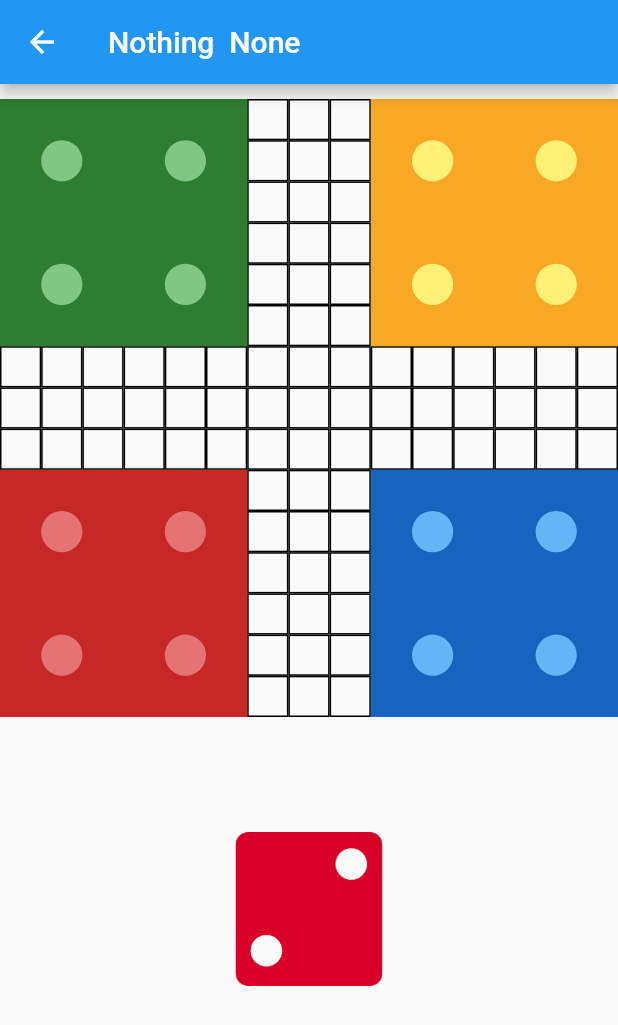
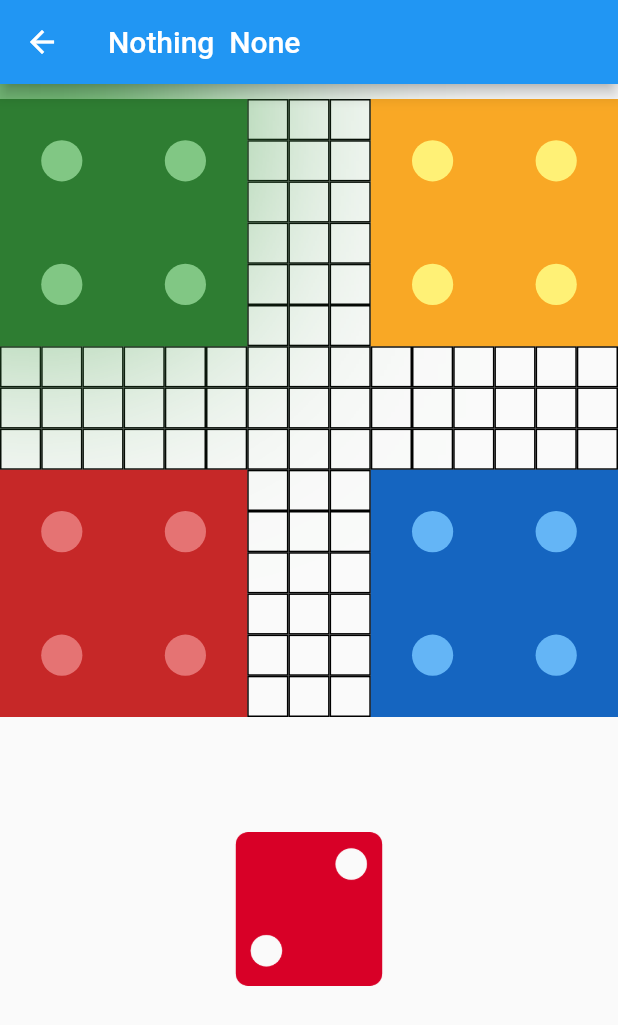
Before and after one commit to gourab98/Ludo_Flutter, a Flutter app: the screen it shows after launch, after a tap on "START", on a phone screen of 412 x 824 dp. Shown: the top 1025 px of the screen. Run offline on Flutter 3.47's test engine with Material 2 defaults, Android fonts, the phone set to English and light mode, and no system bars.

Commit message:
glowing corners in the ludo board

```diff
--- a/ludo/lib/ludo_board.dart
+++ b/ludo/lib/ludo_board.dart
@@ -20,6 +20,8 @@ class LudoBoard extends StatefulWidget {
 class _LudoBoardState extends State<LudoBoard> {
   var dice = Random();
   int number = 1;
+  int flag = 0;
+
   @override
   Widget build(BuildContext context) {
     return Scaffold(
@@ -61,6 +63,35 @@ class _LudoBoardState extends State<LudoBoard> {
                               },
                             ),
                           ),
+                          if (flag == 0)
+                            Glowing(
+                              color: Colors.green.shade600,
+                              offset: Offset(-250, -250),
+                              blurRadius: 150,
+                              spreadRadius: -30,
+                            ),
+                          if (flag == 1)
+                            Glowing(
+                                color: Colors.yellow.shade600,
+                                offset: Offset(250, -250),
+                                blurRadius: 150,
+                                spreadRadius: -30),
+                          if (flag == 2)
+                            Glowing(
+                              color: Colors.blue.shade600,
+                              offset: Offset(150, 150),
+                              spreadRadius: -130,
+                              blurRadius: 150,
+                            ),
+
+                          if (flag == 3)
+                            Glowing(
+                              color: Colors.red.shade600,
+                              offset: Offset(-150, 150),
+                              spreadRadius: -130,
+                              blurRadius: 150,
+                            ),
+
                           // LeftUp Board Color(Green)
                           CustomPaint(
                             size: Size(sizeHeight, sizeWeight),
@@ -193,6 +224,11 @@ class _LudoBoardState extends State<LudoBoard> {
               onTap: () {
                 setState(() {
                   number = dice.nextInt(6);
+                  if (number != 5) {
+                    flag++;
+                  }
+                  flag = flag % 4;
+                  print("Flag is = $flag");
                 });
               },
               child: Container(
@@ -211,3 +247,23 @@ class _LudoBoardState extends State<LudoBoard> {
     );
   }
 }
+
+Widget Glowing(
+    {required Color color,
+    required Offset offset,
+    required double spreadRadius,
+    required double blurRadius}) {
+  return Container(
+    decoration: BoxDecoration(
+      borderRadius: BorderRadius.circular(2),
+      boxShadow: [
+        BoxShadow(
+          spreadRadius: spreadRadius,
+          offset: offset,
+          color: color,
+          blurRadius: blurRadius,
+        ),
+      ],
+    ),
+  );
+}
```
